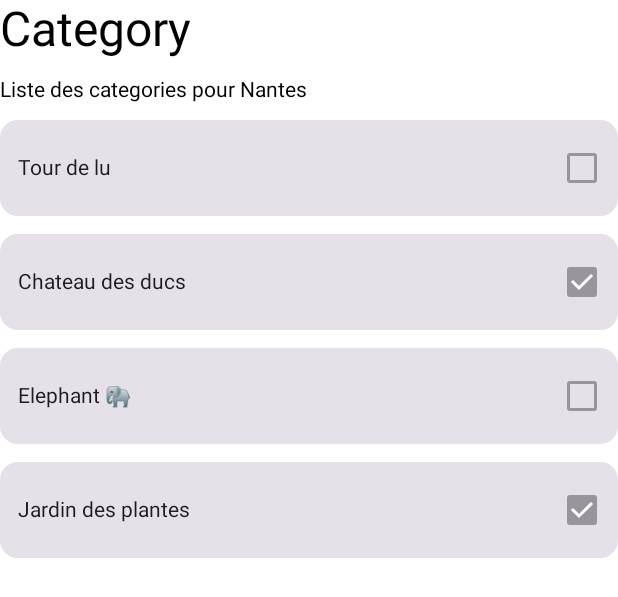
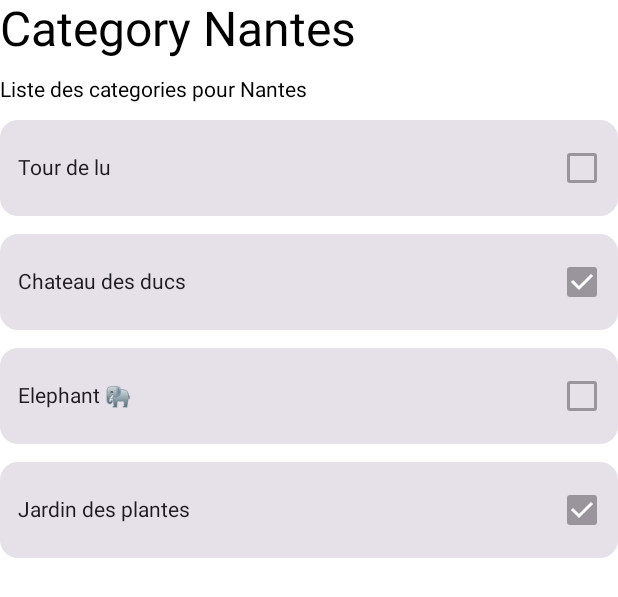
Before and after one commit to polydot2/map-tracker, an Android app built with Jetpack Compose: the @Preview function SimpleComposablePreview, on a phone screen of 412 x 824 dp. Shown: the top 597 px of the screen. Run offline under Robolectric (Android 15) with nearby library versions, the light colour scheme and no system bars; network calls fail.

```diff
--- a/app/src/main/java/com/poly/herewego/ui/category/CategoryScreen.kt
+++ b/app/src/main/java/com/poly/herewego/ui/category/CategoryScreen.kt
@@ -23,29 +23,29 @@ import androidx.compose.ui.tooling.preview.Preview
 import androidx.compose.ui.unit.dp
 
 @Composable
-fun CategoryScreen(category: String) {
+fun CategoryScreen(category: String, onOpenDetails: (place: String) -> Unit) {
 
     var list = listOf(Pair("Tour de lu", false), Pair("Chateau des ducs", true), Pair("Elephant \uD83D\uDC18", false), Pair("Jardin des plantes", true))
 
     Column {
-        Text("Category", style = MaterialTheme.typography.headlineLarge, modifier = Modifier.padding(bottom = 12.dp))
+        Text("Category $category", style = MaterialTheme.typography.headlineLarge, modifier = Modifier.padding(bottom = 12.dp))
         Text("Liste des categories pour $category")
         Box(Modifier.height(12.dp))
         LazyColumn(
             verticalArrangement = Arrangement.spacedBy(12.dp),
         ) {
-            items(items = list, itemContent = { item(it.first, it.second) })
+            items(items = list, itemContent = { PlaceItem(it.first, it.second, onOpenDetails) })
         }
     }
 }
 
 @Composable
-fun item(name: String, checked: Boolean) {
+fun PlaceItem(name: String, checked: Boolean, onClick: (place: String) -> Unit) {
     Card(
         modifier = Modifier
             .height(64.dp)
             .fillMaxWidth()
-            .clickable(onClick = { })
+            .clickable(onClick = { onClick(name) })
     ) {
         Row(Modifier.fillMaxSize(), horizontalArrangement = Arrangement.SpaceBetween, Alignment.CenterVertically) {
             Text(name, modifier = Modifier.padding(12.dp))
@@ -57,5 +57,5 @@ fun item(name: String, checked: Boolean) {
 @Preview
 @Composable
 fun SimpleComposablePreview() {
-    CategoryScreen("Nantes")
+    CategoryScreen("Nantes", {})
 }
--- a/app/src/main/java/com/poly/herewego/ui/map/MapScreen.kt
+++ b/app/src/main/java/com/poly/herewego/ui/map/MapScreen.kt
@@ -25,7 +25,7 @@ fun MapScreen() {
     val viewModel: DiscoverViewModel = viewModel()
     val cities = viewModel.placeState.value
 
-    Column(modifier = Modifier.padding(12.dp)) {
+    Column {
         androidx.compose.material3.Text("Map", style = androidx.compose.material3.MaterialTheme.typography.headlineLarge)
         Box(Modifier.height(12.dp))
     }
--- a/app/src/main/java/com/poly/herewego/ui/settings/SettingsScreen.kt
+++ b/app/src/main/java/com/poly/herewego/ui/settings/SettingsScreen.kt
@@ -13,7 +13,7 @@ import androidx.compose.ui.unit.dp
 
 @Composable
 fun SettingsScreen(name: String, navigateToFriendProfile: (friendUserId: String) -> Unit) {
-    Column(modifier = Modifier.padding(12.dp)) {
+    Column{
         Text("Settings", style = MaterialTheme.typography.headlineLarge)
         Box(Modifier.height(12.dp))
         Button(onClick = {}) {
--- a/app/src/main/java/com/poly/herewego/ui/theme/Theme.kt
+++ b/app/src/main/java/com/poly/herewego/ui/theme/Theme.kt
@@ -15,6 +15,7 @@ private val DarkColorScheme = darkColorScheme(
     primary = Purple80,
     secondary = PurpleGrey80,
     tertiary = Pink80
+
 )
 
 private val LightColorScheme = lightColorScheme(
```
Also changed, not shown: app/src/main/java/com/poly/herewego/MainActivity.kt (+54 -10 lines), app/src/main/java/com/poly/herewego/ui/login/LoginScreen.kt (added, +23 -0 lines), app/src/main/java/com/poly/herewego/ui/profile/ProfileScreen.kt (+11 -18 lines).
